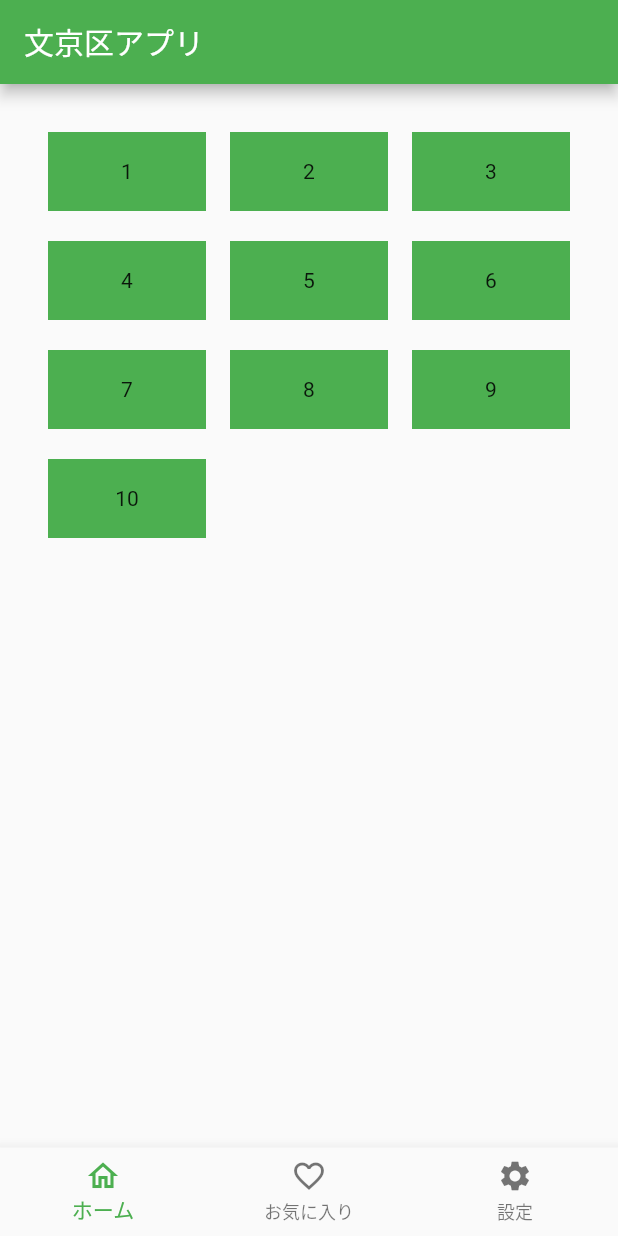
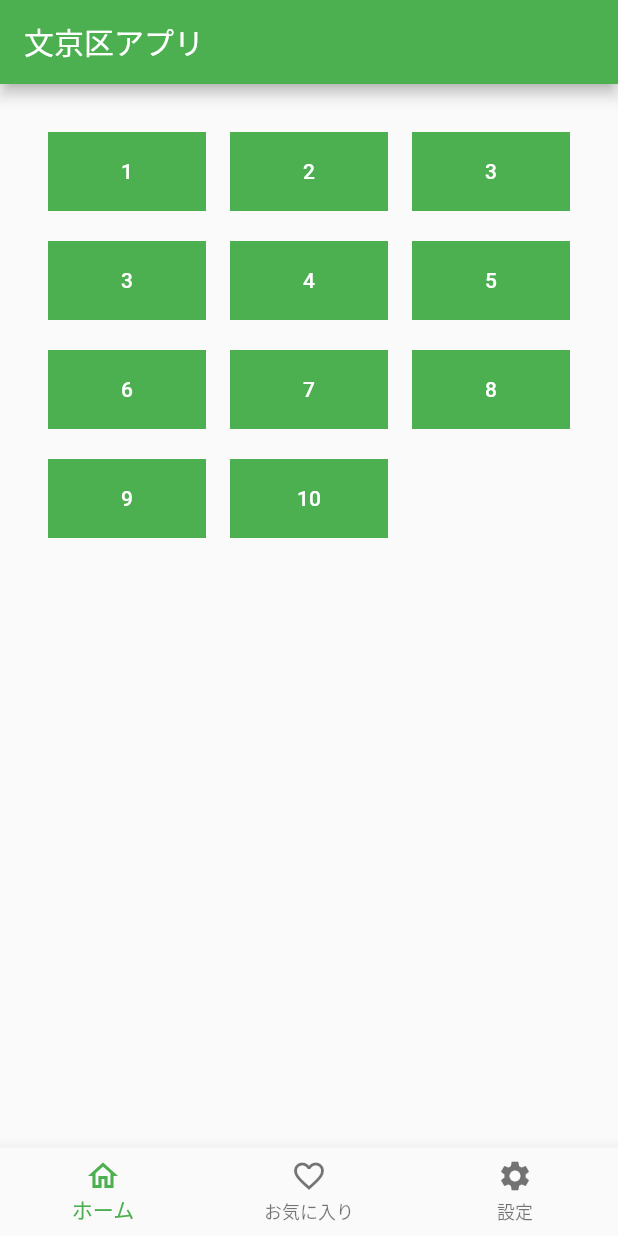
Before and after one commit to FriendsTree-japan/Bunkyoku_App, a Flutter app: the screen it shows after launch, on a phone screen of 412 x 824 dp. Run offline on Flutter 3.47's test engine with Material 2 defaults, Android fonts, the phone set to English and light mode, and no system bars.

```diff
--- a/lib/01_Pages/01_000_QuizList.dart
+++ b/lib/01_Pages/01_000_QuizList.dart
@@ -1,4 +1,6 @@
 import 'package:flutter/material.dart';
+import '01_100_QuizAQ_001.dart';
+import '01_100_QuizA_001.dart';
 
 class QuizeList extends StatefulWidget {
 
@@ -26,28 +28,161 @@ class _QuizeListState extends State<QuizeList> {
         primary: false,
         padding: const EdgeInsets.all(32.0),
         children: [
-          myContainer('1'),
-          myContainer('2'),
-          myContainer('3'),
-          myContainer('4'),
-          myContainer('5'),
-          myContainer('6'),
-          myContainer('7'),
-          myContainer('8'),
-          myContainer('9'),
-          myContainer('10'),
+          Container(
+            alignment: Alignment.center,
+            width: 100,
+            height: 100,
+            color: Colors.green,
+            child: TextButton(
+              child: Text('1', style: TextStyle(color: Colors.white),),
+              onPressed: () {
+                Navigator.push(context,
+                    MaterialPageRoute(builder: (context) => QuizQ_001()));
+              },
+            ),
+          ),
+          Container(
+            alignment: Alignment.center,
+            width: 100,
+            height: 100,
+            color: Colors.green,
+            child: TextButton(
+              child: Text('2', style: TextStyle(color: Colors.white),),
+              onPressed: () {
+                Navigator.push(context,
+                    MaterialPageRoute(builder: (context) => QuizQ_001()));
+              },
+            ),
+          ),
+          Container(
+            alignment: Alignment.center,
+            width: 100,
+            height: 100,
+            color: Colors.green,
+            child: TextButton(
+              child: Text('3', style: TextStyle(color: Colors.white),),
+              onPressed: () {
+                Navigator.push(context,
+                    MaterialPageRoute(builder: (context) => QuizQ_001()));
+              },
+            ),
+          ),
+          Container(
+            alignment: Alignment.center,
+            width: 100,
+            height: 100,
+            color: Colors.green,
+            child: TextButton(
+              child: Text('3', style: TextStyle(color: Colors.white),),
+              onPressed: () {
+                Navigator.push(context,
+                    MaterialPageRoute(builder: (context) => QuizQ_001()));
+              },
+            ),
+          ),
+          Container(
+            alignment: Alignment.center,
+            width: 100,
+            height: 100,
+            color: Colors.green,
+            child: TextButton(
+              child: Text('4', style: TextStyle(color: Colors.white),),
+              onPressed: () {
+                Navigator.push(context,
+                    MaterialPageRoute(builder: (context) => QuizQ_001()));
+              },
+            ),
+          ),
+          Container(
+            alignment: Alignment.center,
+            width: 100,
+            height: 100,
+            color: Colors.green,
+            child: TextButton(
+              child: Text('5', style: TextStyle(color: Colors.white),),
+              onPressed: () {
+                Navigator.push(context,
+                    MaterialPageRoute(builder: (context) => QuizQ_001()));
+              },
+            ),
+          ),
+          Container(
+            alignment: Alignment.center,
+            width: 100,
+            height: 100,
+            color: Colors.green,
+            child: TextButton(
+              child: Text('6', style: TextStyle(color: Colors.white),),
+              onPressed: () {
+                Navigator.push(context,
+                    MaterialPageRoute(builder: (context) => QuizQ_001()));
+              },
+            ),
+          ),
+          Container(
+            alignment: Alignment.center,
+            width: 100,
+            height: 100,
+            color: Colors.green,
+            child: TextButton(
+              child: Text('7', style: TextStyle(color: Colors.white),),
+              onPressed: () {
+                Navigator.push(context,
+                    MaterialPageRoute(builder: (context) => QuizQ_001()));
+              },
+            ),
+          ),
+          Container(
+            alignment: Alignment.center,
+            width: 100,
+            height: 100,
+            color: Colors.green,
+            child: TextButton(
+              child: Text('8', style: TextStyle(color: Colors.white),),
+              onPressed: () {
+                Navigator.push(context,
+                    MaterialPageRoute(builder: (context) => QuizQ_001()));
+              },
+            ),
+          ),
+          Container(
+            alignment: Alignment.center,
+            width: 100,
+            height: 100,
+            color: Colors.green,
+            child: TextButton(
+              child: Text('9', style: TextStyle(color: Colors.white),),
+              onPressed: () {
+                Navigator.push(context,
+                    MaterialPageRoute(builder: (context) => QuizQ_001()));
+              },
+            ),
+          ),
+          Container(
+            alignment: Alignment.center,
+            width: 100,
+            height: 100,
+            color: Colors.green,
+            child: TextButton(
+              child: Text('10', style: TextStyle(color: Colors.white),),
+              onPressed: () {
+                Navigator.push(context,
+                    MaterialPageRoute(builder: (context) => QuizQ_001()));
+              },
+            ),
+          ),
         ],
         ), // This trailing comma makes auto-formatting nicer for build methods.
     );
   }
 }
 
-Container myContainer(String text) {
-  return Container(
-    alignment: Alignment.center,
-    width: 100,
-    height: 100,
-    color: Colors.green,
-    child: Text(text),
-  );
-}
+// Container myContainer(String text) {
+//   return Container(
+//     alignment: Alignment.center,
+//     width: 100,
+//     height: 100,
+//     color: Colors.green,
+//     child: Text(text),
+//   );
+// }
--- a/pubspec.yaml
+++ b/pubspec.yaml
@@ -57,6 +57,8 @@ flutter:
   # included with your application, so that you can use the icons in
   # the material Icons class.
   uses-material-design: true
+  assets:
+    - images/
 
   # To add assets to your application, add an assets section, like this:
   # assets:
```
Also changed, not shown: lib/01_Pages/01_100_QuizAQ_001.dart (added, +55 -0 lines), lib/01_Pages/01_100_QuizA_001.dart (added, +47 -0 lines), lib/99_Others/99_01_Config.dart (added, +74 -0 lines), images/FriendsTree.jpg (added), 3 other files.
